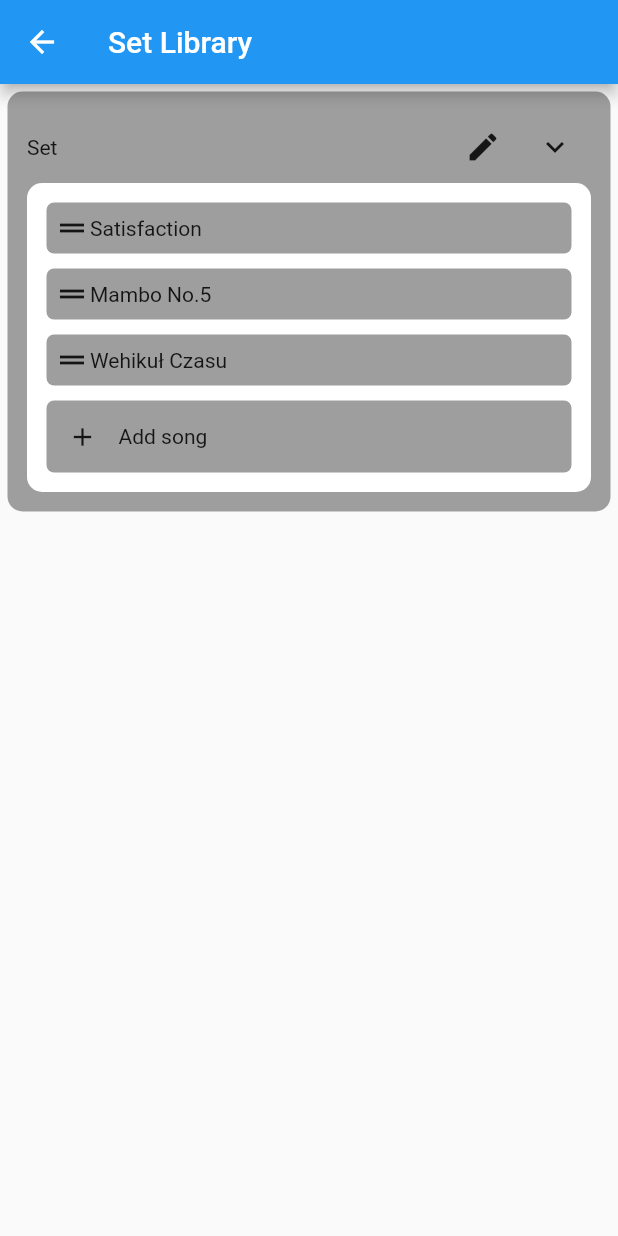
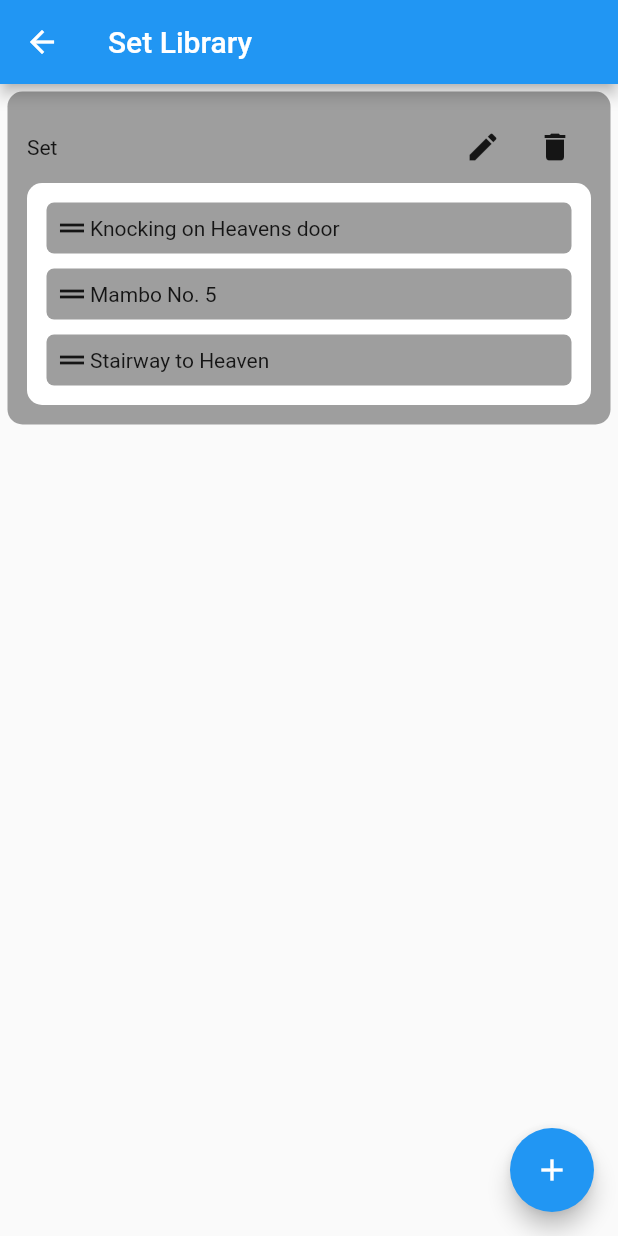
Before and after one commit to GWEiRDNA/gig-planner, a Flutter app: the screen it shows after launch, after a tap on "Set Library", on a phone screen of 412 x 824 dp. Run offline on Flutter 3.47's test engine with Material 2 defaults, Android fonts, the phone set to English and light mode, and no system bars; missing offline and left inert: dart:ffi, postgres.

Commit message:
New Views for creating/updating sets.

```diff
--- a/gig_planner/lib/main.dart
+++ b/gig_planner/lib/main.dart
@@ -1,5 +1,7 @@
 import 'package:flutter/material.dart';
 import 'package:gig_planner_sketch/controllers/controller.dart';
+import 'package:gig_planner_sketch/views/set_library/select_set.dart';
+import 'package:gig_planner_sketch/views/song_library/select_song.dart';
 import 'package:postgres/postgres.dart';
 import 'views/tags/tags_library.dart';
 import 'views/views.dart';
--- a/gig_planner/lib/models/user_model.dart
+++ b/gig_planner/lib/models/user_model.dart
@@ -38,6 +38,9 @@ class UserModel {
     _songs.add(SongModel(id: "S2", title: "Mambo No. 5", ownerId: "U1", bpm: 120, album: "Mambo, Mambo"));
     _songs.add(SongModel(id: "S3", title: "Stairway to Heaven", ownerId: "U1", duration: "6:15", yearOfRelease: 1969));
     _sets.add(SetModel(id: "S1", userId: "U1"));
+    _sets[0].songs.add(_songs[0]);
+    _sets[0].songs.add(_songs[1]);
+    _sets[0].songs.add(_songs[2]);
     _playlists.add(PlaylistModel("P1", "U1"));
     _events.add(EventModel(id: 'E1', name: "New Year", permissions: "owner", playlist: _playlists.first));
     _tagGroups.add(TagGroupModel(id: "TG1", userId: "U1", name: "Tempo"));
--- a/gig_planner/lib/views/set_library/set.dart
+++ b/gig_planner/lib/views/set_library/set.dart
@@ -1,7 +1,9 @@
 import 'package:flutter/material.dart';
+import 'package:gig_planner_sketch/views/set_library/set_form.dart';
 
 import '../../controllers/controller.dart';
 import '../../models/set_model.dart';
+import '../../models/song_model.dart';
 
 class Set extends StatefulWidget {
   final Controller ctl;
@@ -33,12 +35,19 @@ class _SetState extends State<Set> {
                   else
                     const Text("Set"),
                   Row(children: [
-                    IconButton(onPressed: () {}, icon: const Icon(Icons.edit)),
-                    IconButton(onPressed: () {}, icon: const Icon(Icons.expand_more)),
+                    IconButton(onPressed: () {
+                      Navigator.push(
+                        context,
+                        MaterialPageRoute(builder: (_) => SetForm(ctl: widget.ctl, updatedSet: widget.set))
+                      );
+                    }, icon: const Icon(Icons.edit)),
+                    IconButton(onPressed: () {
+                      widget.ctl.deleteSet(widget.set);
+                    }, icon: const Icon(Icons.delete)),
                   ])
                 ],
               ),
-              const SetElements(),
+              SetElements(ctl: widget.ctl, set: widget.set),
             ],
           ),
         ]),
@@ -51,7 +60,9 @@ class _SetState extends State<Set> {
 }
 
 class SetElements extends StatefulWidget {
-  const SetElements({Key? key}) : super(key: key);
+  final Controller ctl;
+  final SetModel set;
+  const SetElements({required this.ctl, required this.set, Key? key}) : super(key: key);
 
   @override
   _SetElementsState createState() => _SetElementsState();
@@ -60,18 +71,15 @@ class SetElements extends StatefulWidget {
 class _SetElementsState extends State<SetElements> {
   @override
   Widget build(BuildContext context) {
-    final songs = ["Satisfaction", "Mambo No.5", "Wehikuł Czasu"];
+    List<SongModel> songs = widget.set.songs;
     return Container(
       child: ListView.builder(
           padding: const EdgeInsets.all(8),
-          itemCount: songs.length + 1,
+          itemCount: songs.length,
           shrinkWrap: true,
           scrollDirection: Axis.vertical,
           itemBuilder: (_, i) {
-            if (i >= songs.length) {
-              return const AddSongToSet();
-            }
-            return SetSong(songs[i]);
+            return SetSong(songs[i].title);
           }),
       alignment: Alignment.topLeft,
       decoration: const BoxDecoration(
@@ -105,25 +113,3 @@ class SetSong extends StatelessWidget {
         padding: const EdgeInsets.all(5));
   }
 }
-
-class AddSongToSet extends StatelessWidget {
-  const AddSongToSet({Key? key}) : super(key: key);
-
-  @override
-  Widget build(BuildContext context) {
-    return Container(
-        child: Row(
-          children: [
-            IconButton(onPressed: () {}, icon: const Icon(Icons.add), iconSize: 20),
-            const Text("Add song"),
-          ],
-        ),
-        decoration: const BoxDecoration(
-            color: Colors.grey,
-            borderRadius: BorderRadius.all(Radius.circular(5))),
-        alignment: Alignment.topLeft,
-        margin: const EdgeInsets.all(5),
-        //padding: const EdgeInsets.all(5),
-    );
-  }
-}
--- a/gig_planner/lib/views/set_library/set_library.dart
+++ b/gig_planner/lib/views/set_library/set_library.dart
@@ -15,6 +15,7 @@ class SetLibrary extends StatefulWidget {
 class _SetLibraryState extends State<SetLibrary> {
   @override
   Widget build(BuildContext context) {
+    List<SetModel> sets = widget.ctl.user.sets;
     return Scaffold(
       appBar: AppBar(
         title: const Text("Set Library"),
@@ -24,10 +25,18 @@ class _SetLibraryState extends State<SetLibrary> {
         ),
       ),
       body: ListView.builder(
-        itemCount: widget.sets.length,
+        itemCount: sets.length,
         itemBuilder: (context, i){
-          return Set(ctl: widget.ctl, set: widget.sets[i]);
+          return Set(ctl: widget.ctl, set: sets[i]);
         },
+      ),
+      floatingActionButton: FloatingActionButton(
+        child: const Icon(Icons.add),
+        onPressed: () {
+          widget.ctl.createSet();
+          setState((){});
+        },
+        backgroundColor: Colors.blue,
       ),
     );
   }
```
Also changed, not shown: gig_planner/lib/controllers/controller.dart (+58 -1 lines), gig_planner/lib/views/set_library/select_set.dart (added, +61 -0 lines), gig_planner/lib/views/set_library/set_form.dart (added, +85 -0 lines), gig_planner/lib/views/song_library/select_song.dart (added, +41 -0 lines), gig_planner/lib/views/song_library/song.dart (+9 -9 lines), gig_planner/lib/views/song_library/song_form.dart (+101 -1 lines), gig_planner/lib/views/tags/tags_library.dart (+26 -11 lines).
